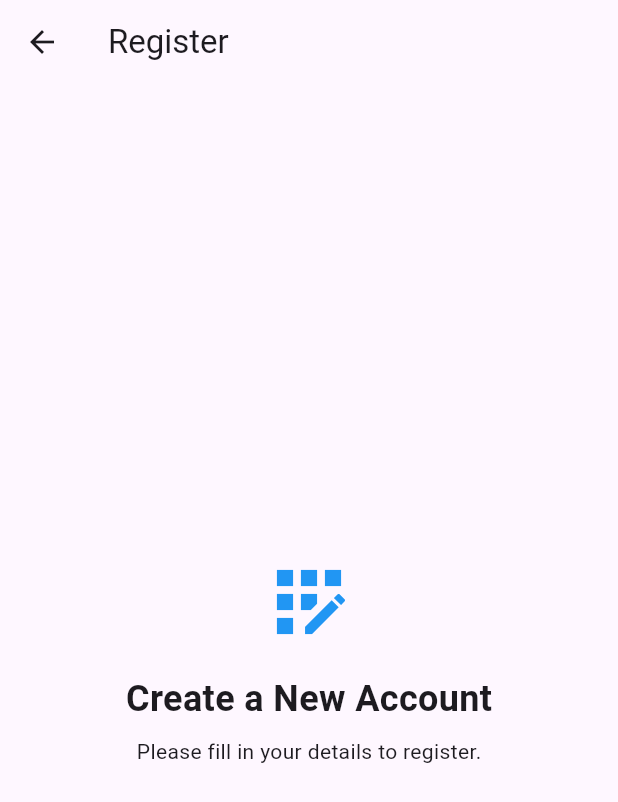
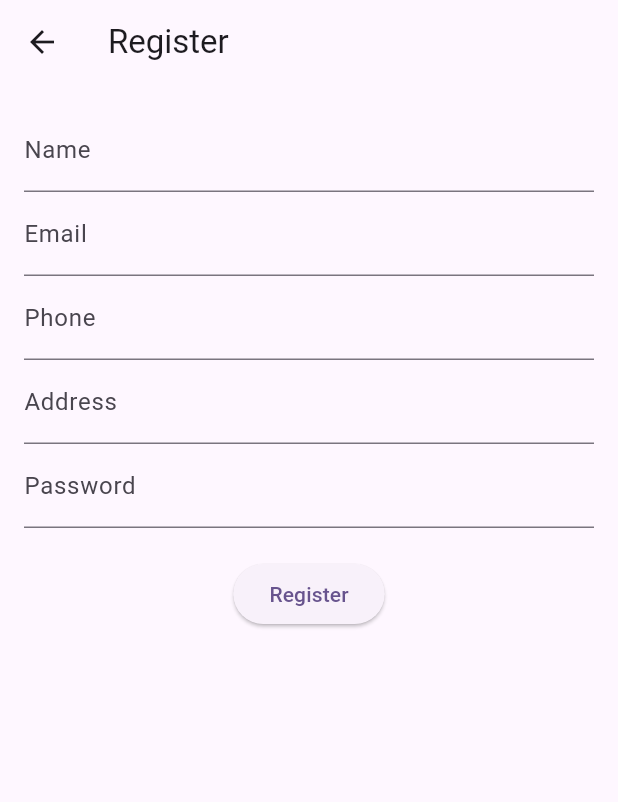
Before and after one commit to MonicaSaeed/cakes_store_frontend, a Flutter app: the RegisterScreen screen opened directly, on a phone screen of 412 x 824 dp. Shown: the top 802 px of the screen. Run offline on Flutter 3.47's test engine with Material 3 defaults, Android fonts, the phone set to English and light mode, and no system bars; our stand-ins replace bloc, equatable, firebase_auth, firebase_core, flutter_bloc; accounts and stored records are empty.

Commit message:
auth logic

```diff
--- /dev/null
+++ b/lib/features/auth/business/auth_state.dart
@@ -0,0 +1,47 @@
+part of 'auth_cubit.dart';
+
+abstract class AuthState extends Equatable {
+  @override
+  List<Object?> get props => [];
+}
+
+class AuthInitial extends AuthState {}
+
+class AuthLoading extends AuthState {}
+
+class AuthSuccess extends AuthState {
+  final User user;
+  AuthSuccess(this.user);
+  @override
+  List<Object?> get props => [user];
+}
+
+class AuthFailure extends AuthState {
+  final String message;
+  AuthFailure(this.message);
+  @override
+  List<Object?> get props => [message];
+}
+
+class AuthLoggedOut extends AuthState {}
+
+class AuthEmailNotVerified extends AuthState {
+  final String message;
+  AuthEmailNotVerified(this.message);
+  @override
+  List<Object?> get props => [message];
+}
+
+class AuthPasswordResetEmailSent extends AuthState {
+  final String message;
+  AuthPasswordResetEmailSent(this.message);
+  @override
+  List<Object?> get props => [message];
+}
+
+class AuthUserNotFound extends AuthState {
+  final String message;
+  AuthUserNotFound(this.message);
+  @override
+  List<Object?> get props => [message];
+}
--- /dev/null
+++ b/lib/features/auth/data/model/user_firebase_model.dart
@@ -0,0 +1,57 @@
+class UserFirebaseModel {
+  final String uid;
+  final String email;
+  final String name;
+  final String phone;
+  final String address;
+  final String password;
+
+  UserFirebaseModel({
+    this.uid = '',
+    required this.email,
+    required this.name,
+    required this.phone,
+    required this.address,
+    this.password = '',
+  });
+
+  factory UserFirebaseModel.fromJson(Map<String, dynamic> json) {
+    return UserFirebaseModel(
+      uid: json['uid'] as String,
+      email: json['email'] as String,
+      name: json['name'] as String,
+      phone: json['phone'] as String,
+      address: json['address'] as String,
+      password: json['password'] as String? ?? '',
+    );
+  }
+
+  Map<String, dynamic> toJson() {
+    return {
+      'uid': uid,
+      'email': email,
+      'name': name,
+      'phone': phone,
+      'address': address,
+      'password': password,
+    };
+  }
+
+  UserFirebaseModel copyWith({
+    String? uid,
+    String? email,
+    String? phone,
+    String? name,
+    String? password,
+    String? address,
+  }) {
+    return UserFirebaseModel(
+      uid: uid ?? this.uid,
+      email: email ?? this.email,
+      name: name ?? this.name,
+      phone: phone ?? this.phone,
+      address: address ?? this.address,
+      password: password ?? this.password,
+    );
+  }
+}
--- /dev/null
+++ b/lib/features/auth/data/repository/auth_repository.dart
@@ -0,0 +1,103 @@
+import 'package:cakes_store_frontend/features/auth/data/model/user_firebase_model.dart';
+import 'package:firebase_auth/firebase_auth.dart';
+
+import '../webservice/auth_webservice.dart';
+
+class AuthRepository {
+  final AuthWebservice _authWebservice;
+  AuthRepository(this._authWebservice);
+
+  Future<User?> getCurrentUser() async {
+    try {
+      return await _authWebservice.getCurrentUser();
+    } catch (e) {
+      throw Exception('Failed to get current user: $e');
+    }
+  }
+
+  Future<void> registerUser(UserFirebaseModel user) async {
+    try {
+      final credential = await _authWebservice.registerUser(
+        user.email,
+        user.password,
+      );
+      final userData = UserFirebaseModel(
+        uid: credential.user!.uid,
+        email: credential.user!.email!,
+        name: user.name,
+        phone: user.phone,
+        address: user.address,
+      );
+      // handel save user to mongoDB after registration
+    } on FirebaseAuthException catch (e) {
+      throw Exception(_mapFirebaseError(e));
+    } catch (e) {
+      throw Exception('Unexpected error during registration');
+    }
+  }
+
+  Future<void> sendVerificationEmail(User user) async {
+    try {
+      if (!user.emailVerified) {
+        await _authWebservice.sendVerificationEmail(user);
+      } else {
+        throw Exception('Email is already verified');
+      }
+    } on FirebaseAuthException catch (e) {
+      throw Exception(_mapFirebaseError(e));
+    } catch (e) {
+      throw Exception('Failed to send verification email');
+    }
+  }
+
+  Future<UserCredential> loginUser(String email, String password) async {
+    try {
+      return await _authWebservice.loginUser(email, password);
+    } on FirebaseAuthException catch (e) {
+      throw Exception(_mapFirebaseError(e));
+    } catch (e) {
+      throw Exception('Unexpected error during login');
+    }
+  }
+
+  Future<void> logoutUser() async {
+    try {
+      await _authWebservice.logoutUser();
+    } catch (e) {
+      throw Exception('Failed to log out: $e');
+    }
+  }
+
+  Future<void> sendPasswordResetEmail(String email) async {
+    try {
+      await _authWebservice.sendPasswordResetEmail(email);
+    } on FirebaseAuthException catch (e) {
+      throw Exception(_mapFirebaseError(e));
+    } catch (e) {
+      throw Exception('Failed to send password reset email');
+    }
+  }
+
+  String _mapFirebaseError(FirebaseAuthException e) {
+    switch (e.code) {
+      case 'user-not-found':
+        return 'No user found for that email.';
+      case 'wrong-password':
+        return 'Wrong password provided.';
+      case 'email-already-in-use':
+        return 'This email is already in use.';
+      case 'weak-password':
+        return 'Password is too weak.';
+      case 'invalid-email':
+        return 'Invalid email address.';
+      case 'email-already-verified':
+        return 'Email is already verified.';
+      case 'operation-not-allowed':
+        return 'Operation not allowed. Please contact support.';
+      case 'too-many-requests':
+        return 'Too many requests. Please try again later.';
+      default:
+        return e.message ?? 'Authentication error occurred.';
+    }
+  }
+}
--- /dev/null
+++ b/lib/features/auth/data/webservice/auth_webservice.dart
@@ -0,0 +1,62 @@
+import 'package:firebase_auth/firebase_auth.dart';
+
+class AuthWebservice {
+  AuthWebservice._internal();
+  static final AuthWebservice _instance = AuthWebservice._internal();
+  factory AuthWebservice() => _instance;
+  final FirebaseAuth _auth = FirebaseAuth.instance;
+
+  Future<User?> getCurrentUser() async {
+    try {
+      return _auth.currentUser;
+    } catch (e) {
+      rethrow;
+    }
+  }
+
+  Future<UserCredential> registerUser(String email, String password) async {
+    try {
+      return await _auth.createUserWithEmailAndPassword(
+        email: email,
+        password: password,
+      );
+    } catch (e) {
+      rethrow;
+    }
+  }
+
+  Future<void> sendVerificationEmail(User user) async {
+    try {
+      await user.sendEmailVerification();
+    } catch (e) {
+      rethrow;
+    }
+  }
+
+  Future<UserCredential> loginUser(String email, String password) async {
+    try {
+      return await _auth.signInWithEmailAndPassword(
+        email: email,
+        password: password,
+      );
+    } catch (e) {
+      rethrow;
+    }
+  }
+
+  Future<void> logoutUser() async {
+    try {
+      await _auth.signOut();
+    } catch (e) {
+      rethrow;
+    }
+  }
+
+  Future<void> sendPasswordResetEmail(String email) async {
+    try {
+      await _auth.sendPasswordResetEmail(email: email);
+    } catch (e) {
+      rethrow;
+    }
+  }
+}
--- a/lib/features/auth/presentation/screen/register_screen.dart
+++ b/lib/features/auth/presentation/screen/register_screen.dart
@@ -1,24 +1,61 @@
 import 'package:flutter/material.dart';
+import 'package:flutter_bloc/flutter_bloc.dart';
+
+import '../../business/auth_cubit.dart';
+import '../../data/model/user_firebase_model.dart';
 
 class RegisterScreen extends StatelessWidget {
   const RegisterScreen({super.key});
 
   @override
   Widget build(BuildContext context) {
+    final nameController = TextEditingController();
+    final emailController = TextEditingController();
+    final phoneController = TextEditingController();
+    final addressController = TextEditingController();
+    final passwordController = TextEditingController();
+
     return Scaffold(
       appBar: AppBar(title: const Text('Register')),
-      body: Center(
+      body: Padding(
+        padding: const EdgeInsets.all(16),
         child: Column(
-          mainAxisAlignment: MainAxisAlignment.center,
           children: [
-            const Icon(Icons.app_registration, size: 64, color: Colors.blue),
-            const SizedBox(height: 16),
-            const Text(
-              'Create a New Account',
-              style: TextStyle(fontSize: 24, fontWeight: FontWeight.bold),
+            TextField(
+              controller: nameController,
+              decoration: const InputDecoration(labelText: 'Name'),
             ),
-            const SizedBox(height: 8),
-            const Text('Please fill in your details to register.'),
+            TextField(
+              controller: emailController,
+              decoration: const InputDecoration(labelText: 'Email'),
+            ),
+            TextField(
+              controller: phoneController,
+              decoration: const InputDecoration(labelText: 'Phone'),
+            ),
+            TextField(
+              controller: addressController,
+              decoration: const InputDecoration(labelText: 'Address'),
+            ),
+            TextField(
+              controller: passwordController,
+              obscureText: true,
+              decoration: const InputDecoration(labelText: 'Password'),
+            ),
+            const SizedBox(height: 20),
+            ElevatedButton(
+              onPressed: () {
+                final user = UserFirebaseModel(
+                  name: nameController.text.trim(),
+                  email: emailController.text.trim(),
+                  phone: phoneController.text.trim(),
+                  address: addressController.text.trim(),
+                  password: passwordController.text.trim(),
+                );
+                context.read<AuthCubit>().registerUser(user);
+              },
+              child: const Text('Register'),
+            ),
           ],
         ),
       ),
```
Also changed, not shown: lib/features/auth/business/auth_cubit.dart (added, +100 -0 lines), lib/main.dart (+39 -9 lines), firebase.json (added), lib/firebase_options.dart (added), 3 other files.
